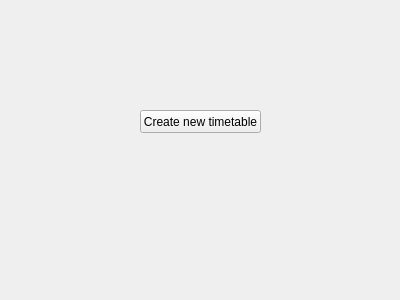
This is Orar/OrarApp/HomePage.ui in alexandrutm/UnivTimetable as Qt 5 draws it before an edit. The edited form follows.
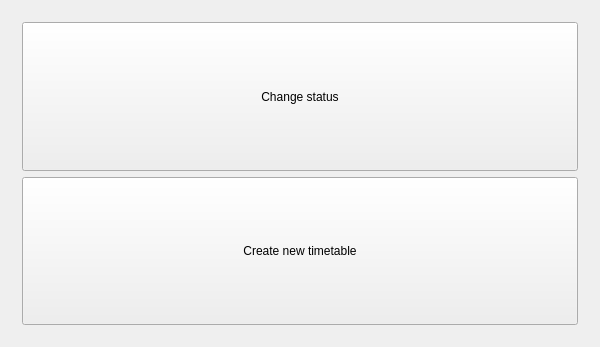
This is the edited form.

```diff
--- a/Orar/OrarApp/HomePage.ui
+++ b/Orar/OrarApp/HomePage.ui
@@ -6,26 +6,56 @@
    <rect>
     <x>0</x>
     <y>0</y>
-    <width>400</width>
-    <height>300</height>
+    <width>600</width>
+    <height>347</height>
    </rect>
   </property>
   <property name="windowTitle">
    <string>HomePage</string>
   </property>
-  <widget class="QPushButton" name="okButton">
-   <property name="geometry">
-    <rect>
-     <x>140</x>
-     <y>110</y>
-     <width>121</width>
-     <height>23</height>
-    </rect>
-   </property>
-   <property name="text">
-    <string>Create new timetable</string>
-   </property>
-  </widget>
+  <layout class="QGridLayout" name="gridLayout_2">
+   <item row="0" column="0">
+    <widget class="QStackedWidget" name="stackedWidget">
+     <property name="currentIndex">
+      <number>0</number>
+     </property>
+     <widget class="QWidget" name="firstPage">
+      <layout class="QGridLayout" name="gridLayout_3">
+       <item row="0" column="0">
+        <layout class="QGridLayout" name="gridLayout">
+         <item row="0" column="0">
+          <widget class="QPushButton" name="pushButtonStatus">
+           <property name="sizePolicy">
+            <sizepolicy hsizetype="Minimum" vsizetype="Preferred">
+             <horstretch>0</horstretch>
+             <verstretch>0</verstretch>
+            </sizepolicy>
+           </property>
+           <property name="text">
+            <string>Change status</string>
+           </property>
+          </widget>
+         </item>
+         <item row="1" column="0">
+          <widget class="QPushButton" name="pushButtonSecondView">
+           <property name="sizePolicy">
+            <sizepolicy hsizetype="Minimum" vsizetype="Preferred">
+             <horstretch>0</horstretch>
+             <verstretch>0</verstretch>
+            </sizepolicy>
+           </property>
+           <property name="text">
+            <string>Create new timetable</string>
+           </property>
+          </widget>
+         </item>
+        </layout>
+       </item>
+      </layout>
+     </widget>
+    </widget>
+   </item>
+  </layout>
  </widget>
  <layoutdefault spacing="6" margin="11"/>
  <resources/>
```
Left out of the diff: 19 changed lines with no effect on the pictures.
